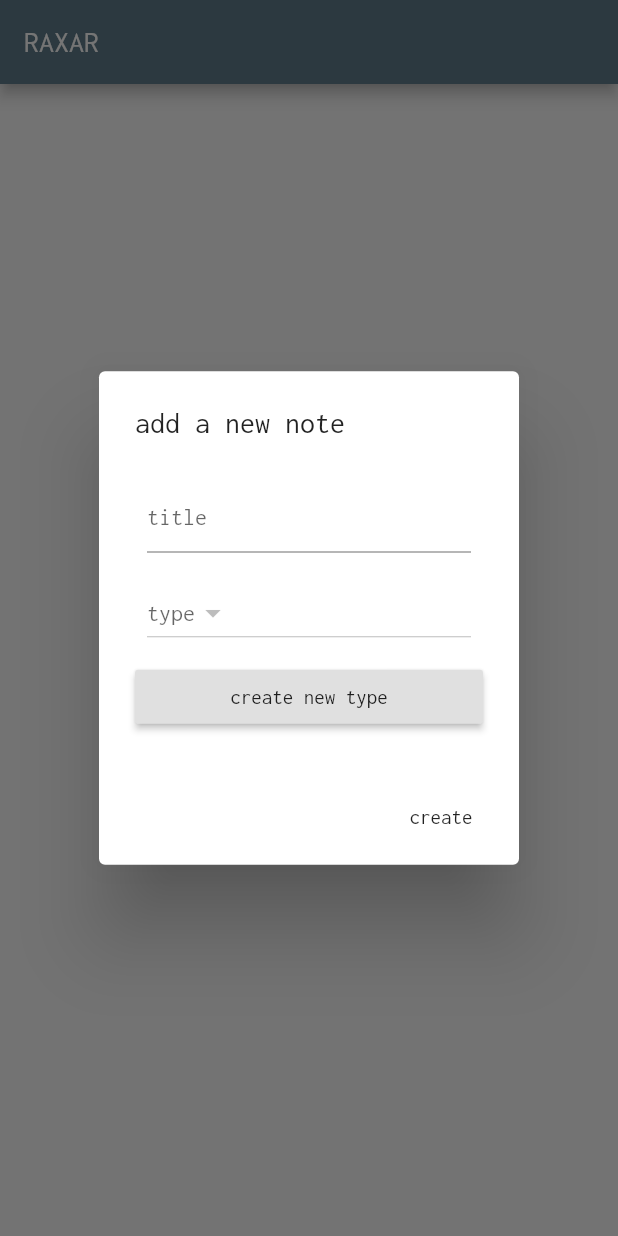
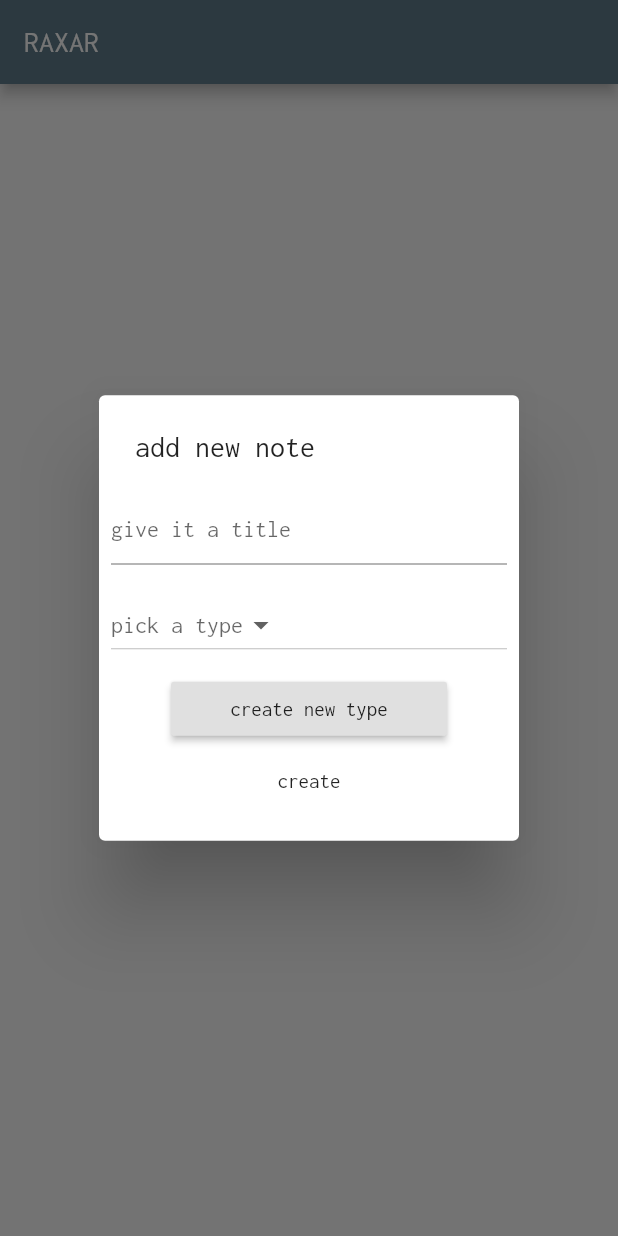
Before and after one commit to star4z/raxar-flutter, a Flutter app: the screen it shows after launch, after a tap on the "add" icon, on a phone screen of 412 x 824 dp. Run offline on Flutter 3.47's test engine with Material 2 defaults, Android fonts, the phone set to English and light mode, and no system bars.

Commit message:
Added stateful dialog in order to use a DropDownButton. Dialog opens a new route to edit note types.

```diff
--- a/lib/main.dart
+++ b/lib/main.dart
@@ -46,77 +46,9 @@ class MyHomePage extends StatefulWidget {
   _MyHomePageState createState() => _MyHomePageState();
 }
 
-class NoteType {
-  String name;
-  List<Field> fields;
-
-  NoteType(this.name, this.fields);
-}
-
-
-
-class Field {
-  String _type;
-  String _s;
-  double _n;
-  bool _b;
-
-  Field.number(this._n){
-   _type = 'num';
-  }
-
-  Field.string(this._s){
-    _type = 'str';
-  }
-
-  Field.boolean(this._b){
-    _type = 'bool';
-  }
-
-  @override
-  String toString() {
-    if (_type == 'num'){
-      return _n.toString();
-    } else if (_type == 'str'){
-      return _s;
-    } else if (_type == 'bool'){
-      return _b.toString();
-    } else {
-      return 'Found a bad field';
-    }
-  }
-}
-
 class _MyHomePageState extends State<MyHomePage> {
-  Future<String> get _localPath async {
-    final directory = await getApplicationDocumentsDirectory();
-
-    return directory.path;
-  }
-
-  Future<File> get _localFile async {
-    final path = await _localPath;
-    return File('$path/types.dat');
-  }
-
-  Future<File> writeTypes(List<NoteType> types) async {
-    final file = await _localFile;
-
-    //Write the file
-    return file.writeAsString(types.toString());
-  }
-
-
   @override
   Widget build(BuildContext context) {
-    // This method is rerun every time setState is called, for instance as done
-    // by the _incrementCounter method above.
-    //
-    // The Flutter framework has been optimized to make rerunning build methods
-    // fast, so that you can just rebuild anything that needs updating rather
-    // than having to individually change instances of widgets.
-
-
     return Scaffold(
       appBar: AppBar(
         // Here we take the value from the MyHomePage object that was created by
@@ -124,23 +56,7 @@ class _MyHomePageState extends State<MyHomePage> {
         title: Text(widget.title),
       ),
       body: Center(
-        // Center is a layout widget. It takes a single child and positions it
-        // in the middle of the parent.
         child: Column(
-          // Column is also layout widget. It takes a list of children and
-          // arranges them vertically. By default, it sizes itself to fit its
-          // children horizontally, and tries to be as tall as its parent.
-          //
-          // Invoke "debug painting" (press "p" in the console, choose the
-          // "Toggle Debug Paint" action from the Flutter Inspector in Android
-          // Studio, or the "Toggle Debug Paint" command in Visual Studio Code)
-          // to see the wireframe for each widget.
-          //
-          // Column has various properties to control how it sizes itself and
-          // how it positions its children. Here we use mainAxisAlignment to
-          // center the children vertically; the main axis here is the vertical
-          // axis because Columns are vertical (the cross axis would be
-          // horizontal).
           mainAxisAlignment: MainAxisAlignment.center,
           children: <Widget>[
             Padding(
@@ -149,68 +65,102 @@ class _MyHomePageState extends State<MyHomePage> {
                 'create new',
               ),
             ),
-//            Text(
-//              '$_counter',
-//              style: Theme.of(context).textTheme.display1,
-//            ),
             FloatingActionButton(
               child: Icon(Icons.add),
-              onPressed: _openNewItemDialog,
-            )
+              onPressed: () {
+                showDialog(context: context,
+                    builder: (BuildContext context) => new MyDialog());
+              },
+            ),
           ],
         ),
       ),
     );
   }
-
-  void _openNewItemDialog() {
-    print("Pressed Plus");
-    _newNoteDialog();
 }
 
-  Future<void> _newNoteDialog() async {
-    return showDialog<void>(
-      context: context,
-      barrierDismissible: true, // user must tap button!
-      builder: (BuildContext context) {
-        return AlertDialog(
-          title: Text('add a new note'),
-          content: SingleChildScrollView(
-            child: ListBody(
+class MyDialog extends StatefulWidget {
+  const MyDialog();
+
+  @override
+  State createState() => new MyDialogState();
+}
+
+class MyDialogState extends State<MyDialog> {
+  String _selectedId;
+
+  Widget build(BuildContext context) {
+    return new SimpleDialog(
+      title: new Text('add new note'),
+
         children: <Widget>[
           Padding(
             padding: EdgeInsets.all(8),
             child: TextField(
-                    decoration: new InputDecoration(hintText: 'title'),
+              decoration: new InputDecoration(hintText: 'give it a title'),
             ),
           ),
           Padding(
             padding: EdgeInsets.all(8),
-                  child:  DropdownButton(
-                      items: null,
-                      onChanged: null,
-                      hint: Text('type'),
+            child: new DropdownButton<String>(
+              hint: const Text('pick a type'),
+              value: _selectedId,
+              onChanged: (String value) {
+                setState(() {
+                  _selectedId = value;
+                });
+              },
+              items: <String>['simple note', 'titled note'].map((String value) {
+                return new DropdownMenuItem<String>(
+                  value: value,
+                  child: new Text(value),
+                );
+              }).toList(),
             ),
           ),
-                RaisedButton(
+          Padding(
+            padding: EdgeInsets.symmetric(horizontal: 48),
+            child: RaisedButton(
               child: Text('create new type'),
-                  onPressed: _openNewTypeDialog,
-                )
-              ],
+              onPressed: () {
+                Navigator.push(
+                  context,
+                  MaterialPageRoute(builder: (context) => TypeEditPage()),
+                );
+              },
             ),
           ),
-          actions: <Widget>[
-            FlatButton(
-              child: Text('create'),
+
+          new FlatButton(
             onPressed: () {
               Navigator.of(context).pop();
             },
+            child: new Text('create'),
           ),
         ],
     );
-      },
+  }
+}
+
+class TypeEditPage extends StatefulWidget{
+  @override
+  _TypeEditPageState createState() => _TypeEditPageState();
+}
+
+class _TypeEditPageState extends State<TypeEditPage>{
+  @override
+  Widget build(BuildContext context) {
+    return Scaffold(
+      appBar: AppBar(
+        title: Text('type creation'),
+      ),
+      body: Column(
+        mainAxisAlignment: MainAxisAlignment.start,
+        children: <Widget>[
+
+        ],
+      ),
     );
   }
 
-  void _openNewTypeDialog() {}
 }
```
Lines whose indentation alone changed are shown as unchanged.
